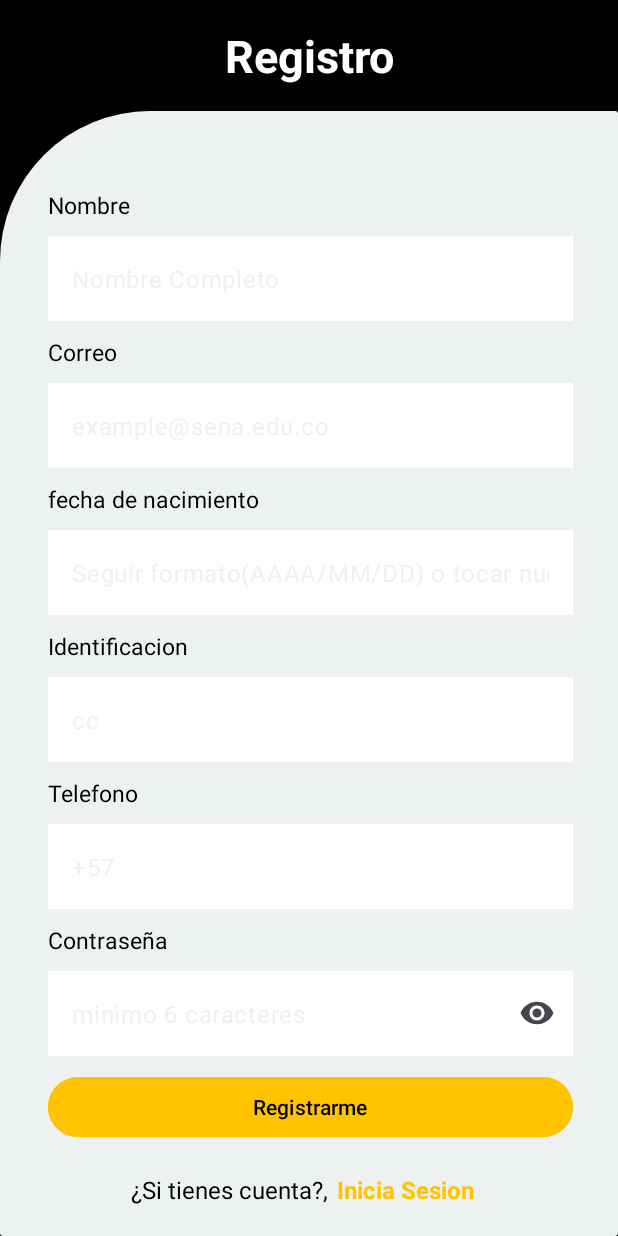
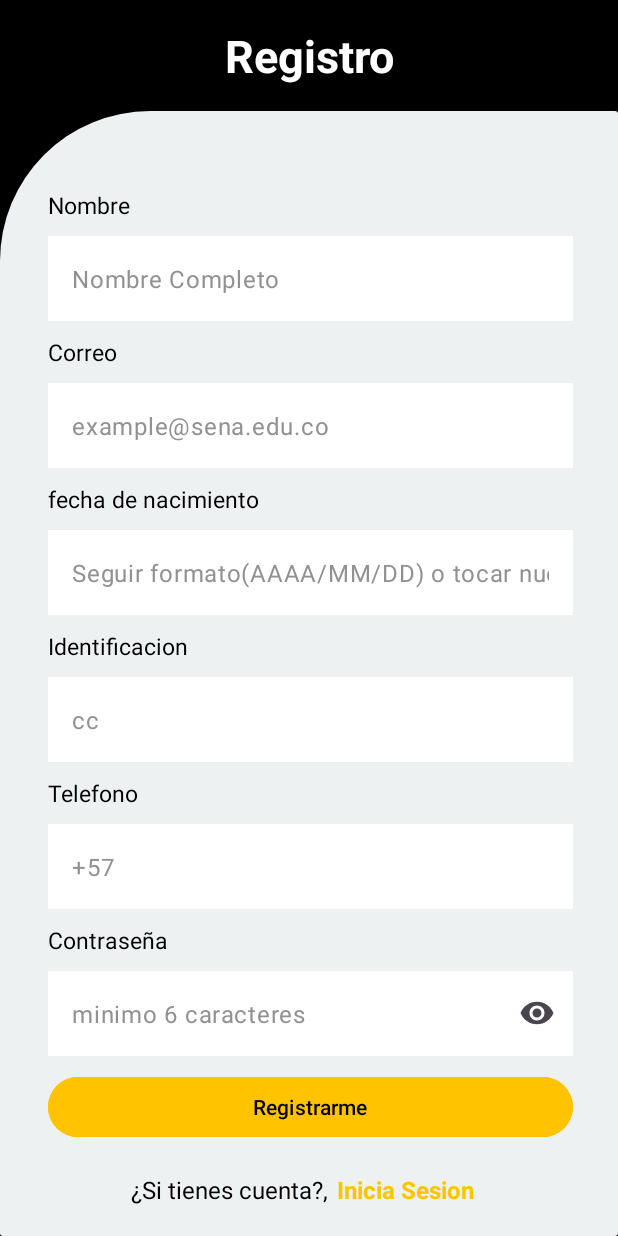
Before and after one commit to alvarolpz43/RPMMovil, an Android app: the Register screen opened directly, with no data from a screen before it, on a phone screen of 412 x 824 dp. Run offline under Robolectric (Android 15) with nearby library versions, the phone set to English and light mode, and no system bars.

Commit message:
cambio mensaje main

```diff
--- a/app/src/main/java/com/rpm/rpmmovil/Login/Login.kt
+++ b/app/src/main/java/com/rpm/rpmmovil/Login/Login.kt
@@ -62,7 +62,7 @@ class Login : AppCompatActivity() {
                         userToken = response.body()?.Token
 
                         if (isValidToken(userToken)) {
-                            // Guardar el token en SharedPreferences
+
                             saveTokenToSharedPreferences(userToken)
 
                             Toast.makeText(
--- a/app/src/main/java/com/rpm/rpmmovil/Login/Register.kt
+++ b/app/src/main/java/com/rpm/rpmmovil/Login/Register.kt
@@ -105,7 +105,7 @@ class Register : AppCompatActivity() {
             call.enqueue(object : Callback<DtaRegister> {
                 override fun onResponse(call: Call<DtaRegister>, response: Response<DtaRegister>) {
                     if (response.isSuccessful) {
-                        val intent = Intent(this@Register, MainActivity::class.java)
+                        val intent = Intent(this@Register,Login::class.java)
                         Toast.makeText(applicationContext, "Registro exitoso", Toast.LENGTH_SHORT).show()
                         startActivity(intent)
                     } else {
--- a/app/src/main/java/com/rpm/rpmmovil/MainActivity.kt
+++ b/app/src/main/java/com/rpm/rpmmovil/MainActivity.kt
@@ -41,7 +41,7 @@ class MainActivity : AppCompatActivity() {
 
 
     private fun home() {
-        Toast.makeText(this, "Welcome to RPM", Toast.LENGTH_SHORT).show()
+        Toast.makeText(this, "Bienvenido Motero", Toast.LENGTH_SHORT).show()
 
     }
 }
--- a/app/src/main/res/layout/activity_login.xml
+++ b/app/src/main/res/layout/activity_login.xml
@@ -71,7 +71,7 @@
                 android:layout_height="wrap_content"
                 android:hint="Ingresa tu correo"
                 android:textColor="@color/black"
-                android:textColorHint="@color/WP_Gray"
+                android:textColorHint="@color/Gray"
                 android:inputType="textEmailAddress" />
         </com.google.android.material.textfield.TextInputLayout>
         <TextView
@@ -95,7 +95,7 @@
                 android:layout_height="wrap_content"
                 android:hint="Ingresa tu contraseña"
                 android:inputType="textPassword"
-                android:textColorHint="@color/WP_Gray"
+                android:textColorHint="@color/Gray"
                 android:textColor="@color/black" />
         </com.google.android.material.textfield.TextInputLayout>
 
--- a/app/src/main/res/layout/activity_register.xml
+++ b/app/src/main/res/layout/activity_register.xml
@@ -67,7 +67,7 @@
                     android:layout_height="wrap_content"
                     android:hint="@string/txt_nombre"
                     android:textColor="@color/black"
-                    android:textColorHint="@color/WP_Gray"
+                    android:textColorHint="@color/Gray"
                     android:inputType="text" />
             </com.google.android.material.textfield.TextInputLayout>
             <TextView
@@ -90,7 +90,7 @@
                     android:layout_height="wrap_content"
                     android:hint="@string/txt_correo_hint"
                     android:inputType="textEmailAddress"
-                    android:textColorHint="@color/WP_Gray"
+                    android:textColorHint="@color/Gray"
                     android:textColor="@color/black" />
             </com.google.android.material.textfield.TextInputLayout>
             <TextView
@@ -114,7 +114,7 @@
                     android:layout_width="match_parent"
                     android:layout_height="wrap_content"
                     android:hint="Seguir formato(AAAA/MM/DD) o tocar nuevamente"
-                    android:textColorHint="@color/WP_Gray"
+                    android:textColorHint="@color/Gray"
                     android:inputType="date"
                     android:textColor="@color/black" />
 
@@ -139,7 +139,7 @@
                     android:layout_width="match_parent"
                     android:layout_height="wrap_content"
                     android:hint="@string/txt_numero_identificacion"
-                    android:textColorHint="@color/WP_Gray"
+                    android:textColorHint="@color/Gray"
                     android:inputType="text"
                     android:textColor="@color/black" />
             </com.google.android.material.textfield.TextInputLayout>
@@ -163,7 +163,7 @@
                     android:layout_width="match_parent"
                     android:layout_height="wrap_content"
                     android:hint="@string/txt_telefono_hint"
-                    android:textColorHint="@color/WP_Gray"
+                    android:textColorHint="@color/Gray"
                     android:inputType="text"
                     android:textColor="@color/black" />
             </com.google.android.material.textfield.TextInputLayout>
@@ -188,7 +188,7 @@
                     android:layout_width="match_parent"
                     android:layout_height="wrap_content"
                     android:hint="@string/txt_contrase_a_hint"
-                    android:textColorHint="@color/WP_Gray"
+                    android:textColorHint="@color/Gray"
                     android:inputType="textPassword"
                     android:textColor="@color/black" />
             </com.google.android.material.textfield.TextInputLayout>
--- a/app/src/main/res/values/colors.xml
+++ b/app/src/main/res/values/colors.xml
@@ -7,6 +7,8 @@
 
 
     <color name="WP_Gray">#EDF1F1</color>
+
+    <color name="Gray">#919191</color>
     <color name="WP_trasparent">#00EDF1F1</color>
     <color name="ColorPrincipalAPP">#FFC300</color>
 
```
